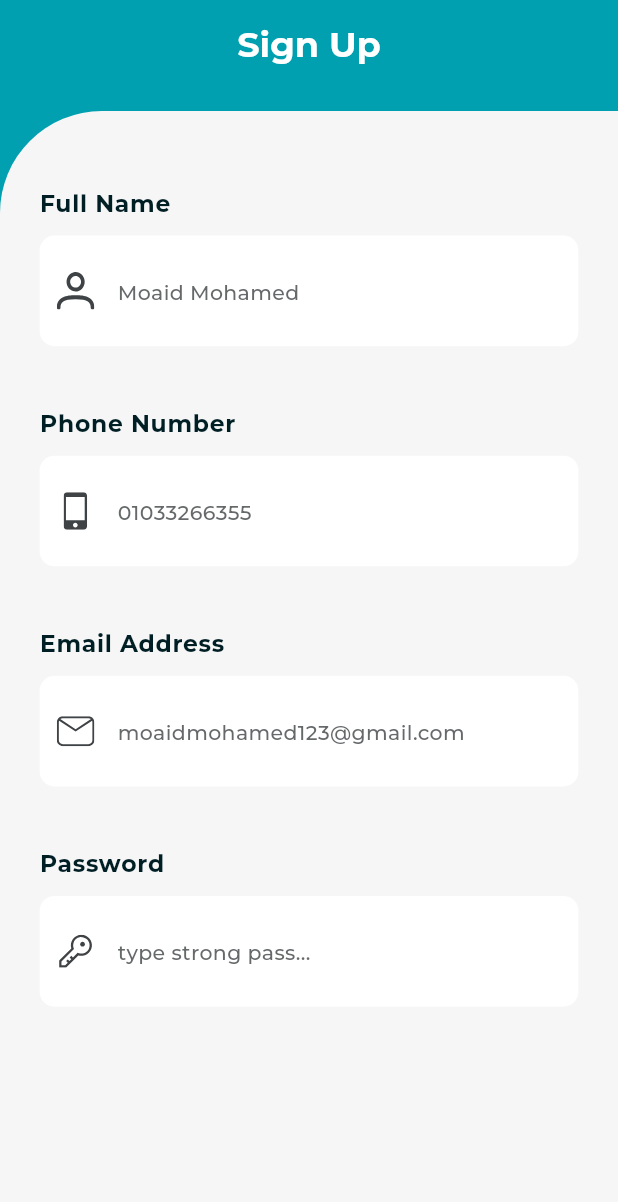
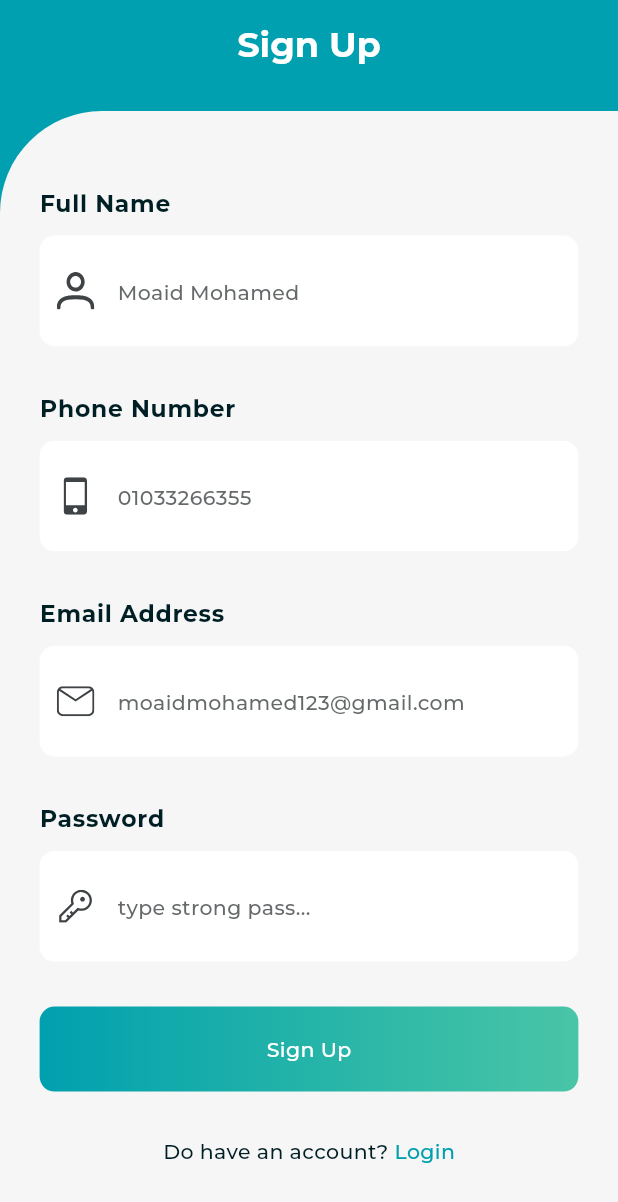
Before and after one commit to devmoaid1/furnit_ar, a Flutter app: the screen it shows after launch, on a phone screen of 412 x 824 dp. Shown: the top 1202 px of the screen. Run offline on Flutter 3.47's test engine with Material 2 defaults, Android fonts, the phone set to English and light mode, and no system bars; drawn by our look-alikes of flutter_form_builder; our stand-ins replace flutter_screenutil, flutter_svg, form_builder_validators, go_router.

Commit message:
finished register view

```diff
--- a/lib/core/theme/light/app_colors_light.dart
+++ b/lib/core/theme/light/app_colors_light.dart
@@ -2,9 +2,17 @@ import 'package:flutter/material.dart';
 
 abstract class AppColorsLight {
   static const kPrimaryColor = Color(0xff00A0B0);
+  static final kPrimaryColorLight = const Color(0xff00B086).withOpacity(0.7);
+
   static const kScaffoldColor = Color(0xffF6F6F6);
   static const kErrorColor = Color(0xffEF5350);
   static const kCaptionColor = Color(0xff7C8183);
   static const kIconColor = Color(0xff3F4345);
   static const kSecondaryColor = Color(0xff8BC34A);
+
+  static final kDefaultLinearGradient = LinearGradient(
+    begin: Alignment.centerLeft,
+    end: Alignment.centerRight,
+    colors: [kPrimaryColor, kPrimaryColorLight], // Set the gradient colors
+  );
 }
--- a/lib/core/theme/light/light_theme.dart
+++ b/lib/core/theme/light/light_theme.dart
@@ -36,12 +36,33 @@ const lightColorScheme = ColorScheme(
   scrim: Color(0xFF000000),
 );
 
+ElevatedButtonThemeData customElevatedButtonTheme = ElevatedButtonThemeData(
+  style: ButtonStyle(
+    backgroundColor: MaterialStateProperty.all<Color>(Colors.transparent),
+    overlayColor: MaterialStateProperty.all<Color>(
+        Colors.transparent), // Set the background color
+    // Set the text color
+    padding: MaterialStateProperty.all<EdgeInsets>(
+        const EdgeInsets.all(16.0)), // Set the button padding
+    textStyle: MaterialStateProperty.all<TextStyle>(Styles.kbodyMediumTextStyle
+            .copyWith(color: Colors.white) // Set the text style
+        ),
+    // Set the button elevation
+    shape: MaterialStateProperty.all<RoundedRectangleBorder>(
+      RoundedRectangleBorder(
+        borderRadius: BorderRadius.circular(10), // Set the button border radius
+      ),
+    ),
+  ),
+);
+
 final ThemeData lightTheme = ThemeData(
     fontFamily: 'Montserrat',
     colorScheme: lightColorScheme,
     scaffoldBackgroundColor: AppColorsLight.kScaffoldColor,
     primaryColor: AppColorsLight.kPrimaryColor,
     useMaterial3: true,
+    elevatedButtonTheme: customElevatedButtonTheme,
     textTheme: TextTheme(
         bodyLarge: Styles.kbodyLargeTextStyle,
         bodyMedium: Styles.kbodyMediumTextStyle,
--- a/lib/presentation/register/widgets/register_details_section.dart
+++ b/lib/presentation/register/widgets/register_details_section.dart
@@ -1,9 +1,11 @@
 import 'package:flutter/material.dart';
 import 'package:flutter_form_builder/flutter_form_builder.dart';
+import 'package:form_builder_validators/form_builder_validators.dart';
 import 'package:furnit_ar/core/constants/app_assets.dart';
 import 'package:furnit_ar/core/constants/layouts.dart';
 import 'package:furnit_ar/core/utils/extensions/app_context.dart';
 import 'package:furnit_ar/core/utils/extensions/spaces.dart';
+import 'package:furnit_ar/presentation/widgets/custom_button.dart';
 import 'package:furnit_ar/presentation/widgets/custom_svg_visual.dart';
 import 'package:furnit_ar/presentation/widgets/form_section.dart';
 
@@ -31,16 +33,27 @@ class _RegisterDetailsSectionState extends State<RegisterDetailsSection> {
     _formKey.currentState!.dispose();
   }
 
+  void handleFormOnChanged(String? value, String fieldName) {
+    if (value != null && value.toString().isNotEmpty) {
+      _formKey.currentState!.fields[fieldName]!.validate();
+    } else {
+      _formKey.currentState!.fields[fieldName]!
+          .validate(focusOnInvalid: false, clearCustomError: true);
+    }
+  }
+
   @override
   Widget build(BuildContext context) {
     return Expanded(
       child: Container(
+        clipBehavior: Clip.antiAlias,
         padding: AppLayouts.kScaffoldPadding,
         decoration: BoxDecoration(
             color: context.appTheme.scaffoldBackgroundColor,
             borderRadius:
                 const BorderRadius.only(topLeft: Radius.circular(68))),
         child: SingleChildScrollView(
+          physics: const BouncingScrollPhysics(),
           child: Column(
             children: [
               FormBuilder(
@@ -53,45 +66,100 @@ class _RegisterDetailsSectionState extends State<RegisterDetailsSection> {
                         title: 'Full Name',
                         fieldName: 'fullName',
                         hintText: 'Moaid Mohamed',
+                        validator: FormBuilderValidators.compose([
+                          FormBuilderValidators.required(
+                              errorText: 'full name is required'),
+                        ]),
+                        onChanged: (value) =>
+                            handleFormOnChanged(value, 'fullName'),
                         prefixIcon: IconButton(
                             onPressed: () {},
                             icon: const CustomSvgVisual(
                               iconPath: AppAssets.userIcon,
                             )),
                       ),
-                      40.vSpace,
+                      30.vSpace,
                       FormSection(
                         title: 'Phone Number',
                         fieldName: 'phone',
                         hintText: '01033266355',
+                        onChanged: (value) =>
+                            handleFormOnChanged(value, 'phone'),
+                        validator: FormBuilderValidators.compose([
+                          FormBuilderValidators.required(
+                              errorText: 'phone is required'),
+                          FormBuilderValidators.match(
+                              RegExp(r'(^(?:[+0]9)?[0-9]{11}$)').pattern,
+                              errorText: 'phone number is not valid')
+                        ]),
                         prefixIcon: IconButton(
                             onPressed: () {},
                             icon: const CustomSvgVisual(
                               iconPath: AppAssets.phoneIcon,
                             )),
                       ),
-                      40.vSpace,
+                      30.vSpace,
                       FormSection(
                         title: 'Email Address',
                         fieldName: 'email',
                         hintText: 'moaidmohamed123@gmail.com',
+                        onChanged: (value) =>
+                            handleFormOnChanged(value, 'email'),
+                        validator: FormBuilderValidators.compose([
+                          FormBuilderValidators.required(
+                              errorText: 'email is required'),
+                          FormBuilderValidators.email(
+                              errorText: 'invalid email')
+                        ]),
                         prefixIcon: IconButton(
                             onPressed: () {},
                             icon: const CustomSvgVisual(
                               iconPath: AppAssets.emailIcon,
                             )),
                       ),
-                      40.vSpace,
+                      30.vSpace,
                       FormSection(
                         title: 'Password',
                         fieldName: 'password',
                         hintText: 'type strong pass...',
+                        onChanged: (value) =>
+                            handleFormOnChanged(value, 'password'),
+                        validator: FormBuilderValidators.compose([
+                          FormBuilderValidators.required(
+                              errorText: 'password is required '),
+                          FormBuilderValidators.minLength(8,
+                              errorText:
+                                  'password should be at least 8 Charachters'),
+                        ]),
                         prefixIcon: IconButton(
                             onPressed: () {},
                             icon: const CustomSvgVisual(
                               iconPath: AppAssets.passwordIcon,
                             )),
                       ),
+                      30.vSpace,
+                      CustomButton(
+                        child: Text(
+                          'Sign Up',
+                          style: context.appTextTheme.bodyMedium!
+                              .copyWith(color: Colors.white),
+                        ),
+                      ),
+                      30.vSpace,
+                      Center(
+                        child: RichText(
+                            text: TextSpan(
+                          text: 'Do have an account? ',
+                          style: context.appTextTheme.bodyMedium,
+                          children: [
+                            TextSpan(
+                                text: 'Login',
+                                style: context.appTextTheme.bodyMedium!
+                                    .copyWith(
+                                        color: context.appTheme.primaryColor)),
+                          ],
+                        )),
+                      )
                     ],
                   ))
             ],
--- /dev/null
+++ b/lib/presentation/widgets/custom_button.dart
@@ -0,0 +1,22 @@
+import 'package:flutter/material.dart';
+import 'package:flutter_screenutil/flutter_screenutil.dart';
+import 'package:furnit_ar/core/theme/light/app_colors_light.dart';
+
+class CustomButton extends StatelessWidget {
+  final Widget child;
+  final void Function()? onPressed;
+  const CustomButton({super.key, required this.child, this.onPressed});
+
+  @override
+  Widget build(BuildContext context) {
+    return Container(
+      width: double.infinity,
+      height: 58.h,
+      decoration: BoxDecoration(
+        gradient: AppColorsLight.kDefaultLinearGradient,
+        borderRadius: BorderRadius.circular(10),
+      ),
+      child: ElevatedButton(onPressed: onPressed, child: child),
+    );
+  }
+}
--- a/lib/presentation/widgets/form_section.dart
+++ b/lib/presentation/widgets/form_section.dart
@@ -42,6 +42,7 @@ class FormSection extends StatelessWidget {
         10.vSpace,
         FurnitArTextField(
           name: fieldName,
+          validator: validator,
           hintText: hintText,
           onChanged: onChanged,
           intialValue: intialValue,
```
